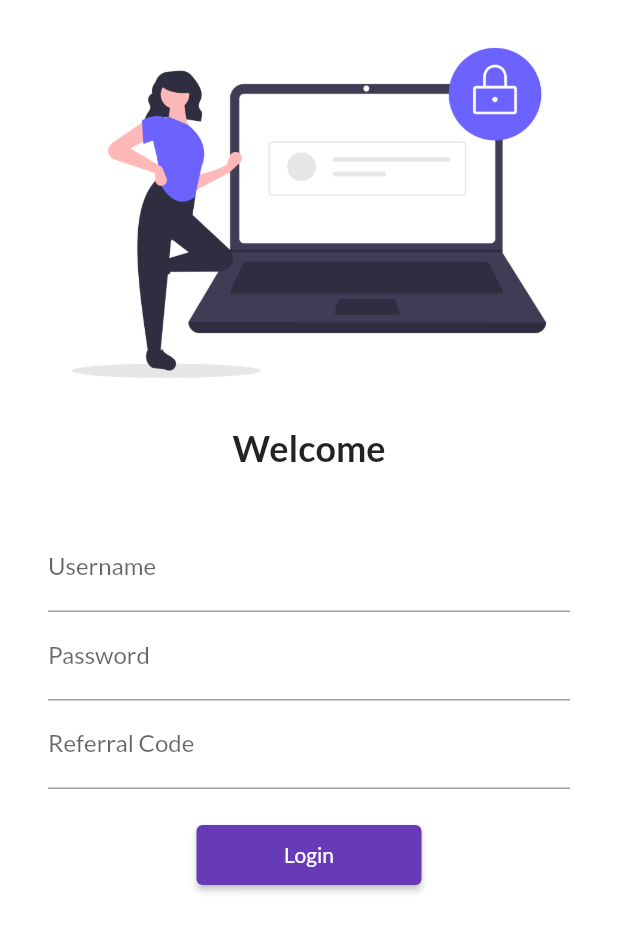
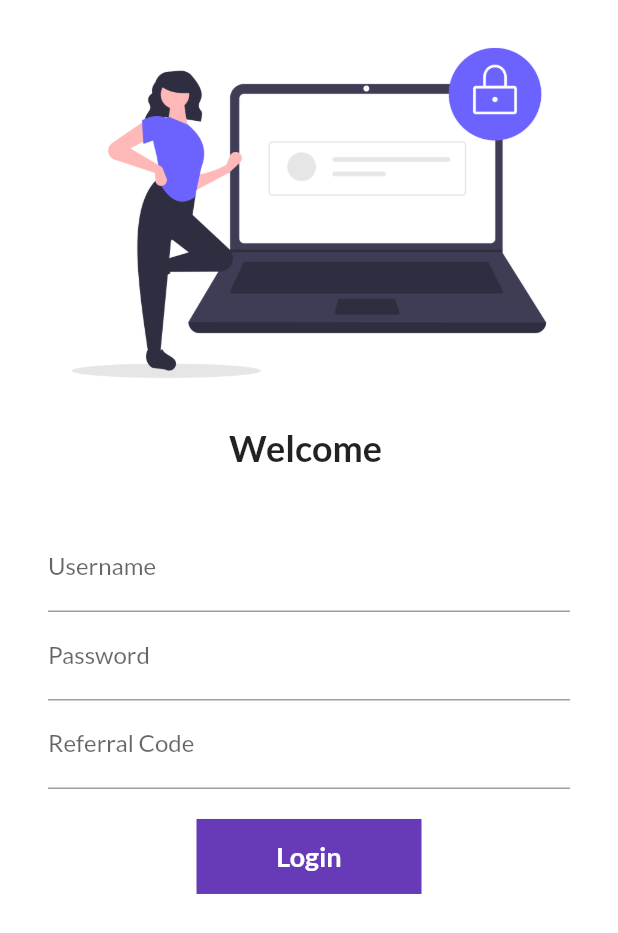
Before and after one commit to Asim-2000/Fluttering, a Flutter app: the screen it shows after launch, on a phone screen of 412 x 824 dp. Shown: the top 933 px of the screen. Run offline on Flutter 3.47's test engine with Material 2 defaults, Android fonts, the phone set to English and light mode, and no system bars; our stand-ins replace firebase_core, google_fonts; accounts and stored records are empty.

Commit message:
👌 IMPROVE: changed elevated button to animated container

```diff
--- a/lib/pages/login_page.dart
+++ b/lib/pages/login_page.dart
@@ -1,10 +1,16 @@
 import 'package:FirstProject/utils/routes.dart';
 import "package:flutter/material.dart";
 
-class Loginpage extends StatelessWidget {
+class Loginpage extends StatefulWidget {
+  @override
+  _LoginpageState createState() => _LoginpageState();
+}
+
+class _LoginpageState extends State<Loginpage> {
+  String name = "";
+  bool changeButton = false;
   @override
   Widget build(BuildContext context) {
-    // TODO: implement build
     return Material(
         color: Colors.white,
         child: SingleChildScrollView(
@@ -15,7 +21,7 @@ class Loginpage extends StatelessWidget {
                 fit: BoxFit.cover,
               ),
               Text(
-                "Welcome",
+                "Welcome $name",
                 style: TextStyle(fontSize: 24, fontWeight: FontWeight.bold),
               ),
               SizedBox(height: 20.0),
@@ -27,6 +33,10 @@ class Loginpage extends StatelessWidget {
                     TextFormField(
                       decoration: InputDecoration(
                           hintText: "Enter UserName", labelText: "Username"),
+                      onChanged: (value) {
+                        name = value;
+                        setState(() {});
+                      },
                     ),
                     TextFormField(
                       obscureText: true,
@@ -39,13 +49,45 @@ class Loginpage extends StatelessWidget {
                           labelText: "Referral Code"),
                     ),
                     SizedBox(height: 20.0),
-                    ElevatedButton(
-                      child: Text("Login"),
-                      style: TextButton.styleFrom(minimumSize: Size(150, 40)),
-                      onPressed: () {
+                    InkWell(
+                      onTap: () async {
+                        setState(() {
+                          changeButton = true;
+                        });
+                        await Future.delayed(Duration(seconds: 1));
                         Navigator.pushNamed(context, MyRoutes.homeRoute);
                       },
+                      child: AnimatedContainer(
+                        duration: Duration(seconds: 1),
+                        width: changeButton ? 50 : 150,
+                        height: 50,
+                        alignment: Alignment.center,
+                        child: changeButton
+                            ? Icon(Icons.done, color: Colors.white)
+                            : Text(
+                                "Login",
+                                style: TextStyle(
+                                    color: Colors.white,
+                                    fontWeight: FontWeight.bold,
+                                    fontSize: 18),
+                              ),
+                        decoration: BoxDecoration(
+                          color: Colors.deepPurple,
+                          shape: changeButton
+                              ? BoxShape.circle
+                              : BoxShape.rectangle,
+                          // borderRadius: BorderRadius.circular(10)
+                        ),
+                      ),
                     )
+
+                    // ElevatedButton(
+                    //   child: Text("Login"),
+                    //   style: TextButton.styleFrom(minimumSize: Size(150, 40)),
+                    //   onPressed: () {
+                    //     Navigator.pushNamed(context, MyRoutes.homeRoute);
+                    //   },
+                    // )
                   ],
                 ),
               )
```
Also changed, not shown: lib/pages/home_page.dart (+4 -6 lines).
